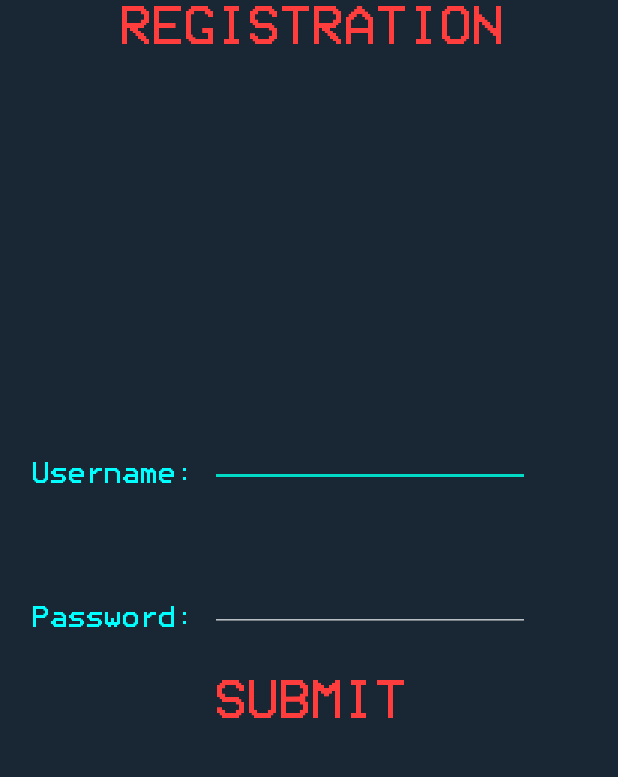
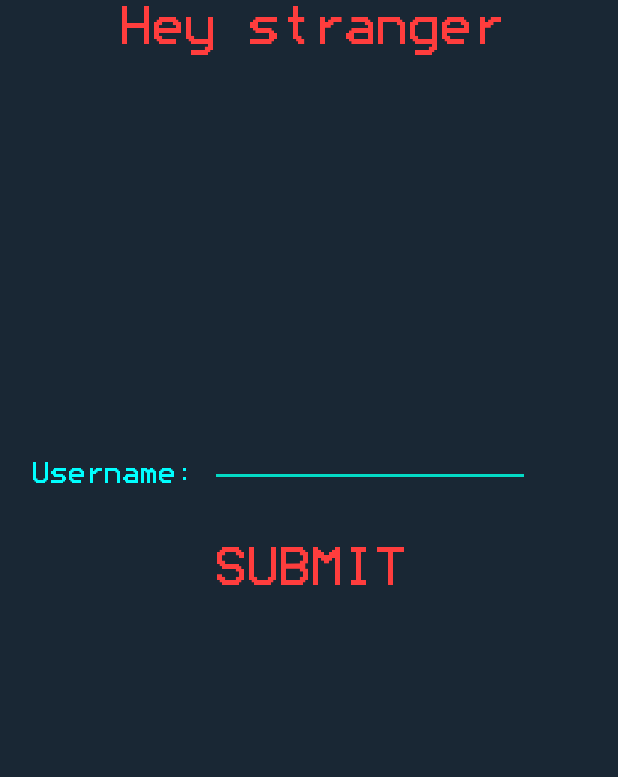
Before and after one commit to Apacher122/quackie-chattie, an Android app built with Jetpack Compose: the RegisterActivity screen opened directly, with no data from a screen before it, after a tap on "SUBMIT", on a phone screen of 412 x 824 dp, the part 144-921 px from its top. Run offline under Robolectric (Android 15) with nearby library versions, the phone set to English and light mode, and no system bars; libraries missing offline, so code that uses them is left out: io.socket.client, io.socket.emitter; 1 statement that could not run was skipped.

Commit message:
adding username functionality

```diff
--- a/app/src/main/java/com/example/quackiechattie/Models.kt
+++ b/app/src/main/java/com/example/quackiechattie/Models.kt
@@ -5,5 +5,5 @@ package com.example.quackiechattie
 
 data class Chat(val uName: String, val content: String, val rName: String, var viewType: Int)
 data class Rooms(val rName: String)
-data class initData(val uName: String, val password: String)
+data class initData(val uName: String, val uid: String)
 data class Send(val uName: String, val content: String, val rName: String)
--- a/app/src/main/java/com/example/quackiechattie/RegisterActivity.kt
+++ b/app/src/main/java/com/example/quackiechattie/RegisterActivity.kt
@@ -9,6 +9,7 @@ import android.widget.Toast
 import com.google.gson.Gson
 import io.socket.client.IO
 import io.socket.client.Socket
+import io.socket.emitter.Emitter
 import kotlinx.android.synthetic.main.activity_register.*
 import kotlin.Exception
 
@@ -18,7 +19,7 @@ class RegisterActivity : AppCompatActivity(), View.OnClickListener {
     lateinit var uName: String;
     lateinit var pWord: String;
 
-    val gson: Gson = Gson()
+    private val gson: Gson = Gson()
 
     override fun onCreate(savedInstanceState: Bundle?) {
         super.onCreate(savedInstanceState)
@@ -31,19 +32,31 @@ class RegisterActivity : AppCompatActivity(), View.OnClickListener {
 
     private fun signUp() {
         // connections
-        val uName = regEnterUname.text.toString()
-        val password = regEnterPassword.text.toString()
+        uName = regEnterUname.text.toString()
 
-        if(!password.isNullOrBlank()&&!uName.isNullOrBlank()) {
+        if(!uName.isNullOrBlank()) {
             val intent = Intent(this, LoginActivity::class.java)
-            val data = initData(uName, password)
+            val data = initData(uName)
             val jData = gson.toJson(data)
 
-            mSock.emit("signUp", jData)
+            mSock.emit("checkUsername", jData)
+            mSock.on("NEW_USER", addUserName)
+            mSock.on("USER_EXISTS", warnUserExists)
             startActivity(intent)
         } else {
-            Toast.makeText(this, "Username and/or password cannot be empty.", Toast.LENGTH_SHORT)
+            Toast.makeText(this, "Please Enter a Username", Toast.LENGTH_SHORT).show()
         }
+    }
+
+    private var addUserName = Emitter.Listener {
+        val uid = User.getUserID()
+        val data = initData(uName, uid)
+        val jData = gson.toJson(data)
+        mSock.emit("signUp", jData)
+    }
+
+    private var warnUserExists = Emitter.Listener {
+        Toast.makeText(this, "Username already taken", Toast.LENGTH_SHORT).show()
     }
 
     override fun onClick(p0: View?) {
--- a/app/src/main/res/layout/activity_register.xml
+++ b/app/src/main/res/layout/activity_register.xml
@@ -21,7 +21,7 @@
         android:layout_width="wrap_content"
         android:layout_height="wrap_content"
         android:fontFamily="@font/modeseven"
-        android:text="REGISTRATION"
+        android:text="Hey stranger"
         android:textColor="@color/mainRed"
         android:textSize="36sp"
         app:layout_constraintEnd_toEndOf="parent"
@@ -58,39 +58,10 @@
         tools:ignore="LabelFor" />
 
     <TextView
-        android:id="@+id/regPassword"
-        android:layout_width="wrap_content"
-        android:layout_height="wrap_content"
-        android:fontFamily="@font/modeseven"
-        android:paddingLeft="20dp"
-        android:paddingBottom="0dp"
-        android:text="Password:"
-        android:textColor="@color/cyan"
-        android:textSize="20sp"
-        app:layout_constraintBottom_toBottomOf="parent"
-        app:layout_constraintStart_toStartOf="parent"
-        app:layout_constraintTop_toTopOf="parent"
-        app:layout_constraintVertical_bias="0.619"
-        tools:ignore="HardcodedText,RtlHardcoded,RtlSymmetry" />
-
-    <EditText
-        android:id="@+id/regEnterPassword"
-        android:layout_width="wrap_content"
-        android:layout_height="wrap_content"
-        android:layout_marginStart="12dp"
-        android:ems="10"
-        app:layout_constraintBottom_toBottomOf="parent"
-        app:layout_constraintStart_toEndOf="@+id/regPassword"
-        app:layout_constraintTop_toTopOf="parent"
-        app:layout_constraintVertical_bias="0.606"
-        android:inputType="textPassword"
-        tools:ignore="Autofill,LabelFor" />
-
-    <TextView
         android:id="@+id/submitButton"
         android:layout_width="wrap_content"
         android:layout_height="wrap_content"
-        android:layout_marginTop="28dp"
+        android:layout_marginTop="36dp"
         android:fontFamily="@font/modeseven"
         android:text="SUBMIT"
         android:textColor="@color/mainRed"
@@ -98,7 +69,7 @@
         app:layout_constraintEnd_toEndOf="parent"
         app:layout_constraintHorizontal_bias="0.498"
         app:layout_constraintStart_toStartOf="parent"
-        app:layout_constraintTop_toBottomOf="@+id/regEnterPassword"
+        app:layout_constraintTop_toBottomOf="@+id/regEnterUname"
         tools:ignore="HardcodedText" />
 
 
```
Also changed, not shown: app/build.gradle (+0 -18 lines), app/src/main/java/com/example/quackiechattie/LoginActivity.kt (+13 -7 lines), app/src/main/java/com/example/quackiechattie/Prefs.kt (deleted, +0 -27 lines), app/src/main/java/com/example/quackiechattie/User.kt (+26 -26 lines), app/src/main/res/layout/activity_menu.xml (+0 -28 lines).
